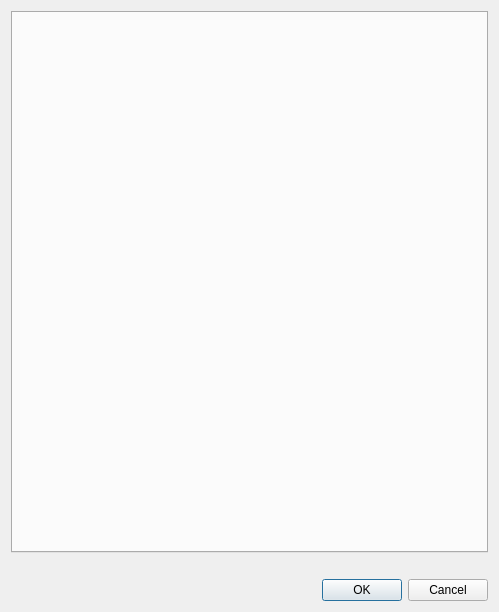
Above: client/src/ui/dialogs/preferences_dialog.ui from networkoptix/nx_open before the change. Below: the same form after it.
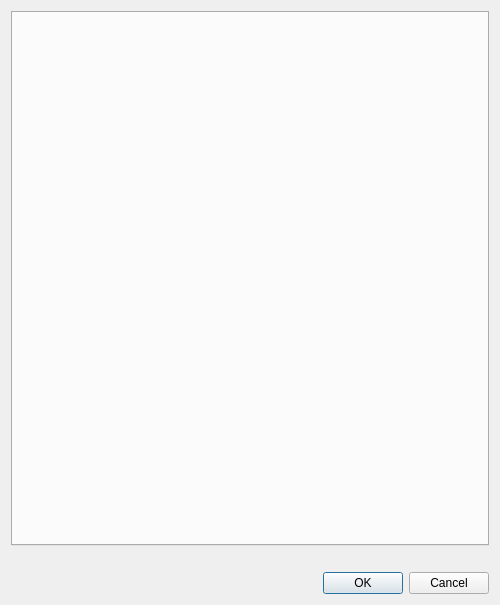
That is the form after the change.

```diff
--- a/client/src/ui/dialogs/preferences_dialog.ui
+++ b/client/src/ui/dialogs/preferences_dialog.ui
@@ -6,29 +6,16 @@
    <rect>
     <x>0</x>
     <y>0</y>
-    <width>499</width>
-    <height>612</height>
+    <width>500</width>
+    <height>605</height>
    </rect>
   </property>
-  <property name="sizePolicy">
-   <sizepolicy hsizetype="Fixed" vsizetype="Fixed">
-    <horstretch>0</horstretch>
-    <verstretch>0</verstretch>
-   </sizepolicy>
-  </property>
   <property name="windowTitle">
    <string>System Settings</string>
   </property>
   <layout class="QVBoxLayout" name="verticalLayout" stretch="1,0,0">
    <item>
-    <widget class="QTabWidget" name="tabWidget">
-     <property name="sizePolicy">
-      <sizepolicy hsizetype="Preferred" vsizetype="Preferred">
-       <horstretch>0</horstretch>
-       <verstretch>0</verstretch>
-      </sizepolicy>
-     </property>
-    </widget>
+    <widget class="QTabWidget" name="tabWidget"/>
    </item>
    <item>
     <widget class="QLabel" name="readOnlyWarningLabel">
```
Left out of the diff: 9 changed lines with no effect on the pictures.
